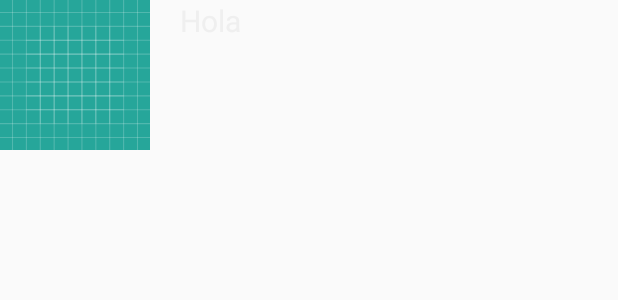
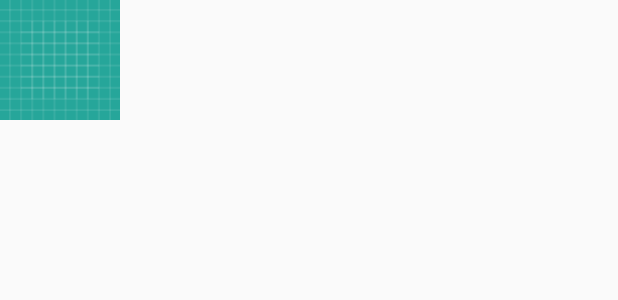
Before and after one commit to MKiperszmid/Spectrum, an Android app: the layout celda_cancion_resultado_buscador.xml on its own in the app's theme, with its tools: preview values and no code run, on a phone screen of 412 x 824 dp. Shown: the top 300 px of the screen. Run offline under Robolectric (Android 15) with nearby library versions, the phone set to English and light mode, and no system bars; Roboto replaces fonts that are not available here.

Commit message:
Mejora al buscador

```diff
--- a/Musica/app/src/main/java/com/example/dh/tpmusicagrupo3/View/Adapters/AdapterSearchCancionResult.java
+++ b/Musica/app/src/main/java/com/example/dh/tpmusicagrupo3/View/Adapters/AdapterSearchCancionResult.java
@@ -51,15 +51,19 @@ public class AdapterSearchCancionResult extends RecyclerView.Adapter{
 
         private ImageView image;
         private TextView title;
+        private TextView artist;
+
 
         public SearchCancionResultViewHolder(View itemView) {
             super(itemView);
             image = itemView.findViewById(R.id.celdaImagenCancionBusqueda);
             title = itemView.findViewById(R.id.celdaTituloCancionBusqueda);
+            artist = itemView.findViewById(R.id.celdaArtistaCancionBusqueda);
         }
 
         public void bindTrack(Track track) {
             title.setText(track.getTitle_short());
+            artist.setText(track.getArtist().getName());
             GlideController.loadImageFade(itemView, track.getAlbum().getCover_medium(), image);
         }
     }
--- a/Musica/app/src/main/res/layout/celda_cancion_resultado_buscador.xml
+++ b/Musica/app/src/main/res/layout/celda_cancion_resultado_buscador.xml
@@ -2,20 +2,38 @@
 <LinearLayout
     xmlns:android="http://schemas.android.com/apk/res/android" android:layout_width="match_parent"
     android:layout_height="wrap_content"
-    android:orientation="horizontal">
+    android:orientation="horizontal"
+    android:layout_marginBottom="10dp">
 
     <ImageView
         android:id="@+id/celdaImagenCancionBusqueda"
-        android:layout_width="100dp"
-        android:layout_height="100dp"
+        android:layout_width="80dp"
+        android:layout_height="80dp"
         android:src="@drawable/ic_launcher_background"
         android:layout_marginRight="20dp"/>
-    <TextView
-        android:id="@+id/celdaTituloCancionBusqueda"
+
+    <LinearLayout
         android:layout_width="match_parent"
         android:layout_height="wrap_content"
-        android:text="Hola"
-        android:textColor="@color/colorWhite"
-        android:textSize="20dp"/>
+        android:orientation="vertical">
+        <TextView
+            android:id="@+id/celdaTituloCancionBusqueda"
+            android:layout_width="match_parent"
+            android:layout_height="wrap_content"
+            android:fontFamily="@font/montserrat"
+            android:textColor="@color/colorWhite"
+            android:textSize="20dp"
+            android:layout_marginBottom="8dp"/>
+
+        <TextView
+            android:id="@+id/celdaArtistaCancionBusqueda"
+            android:layout_width="match_parent"
+            android:layout_height="wrap_content"
+            android:fontFamily="@font/montserrat"
+            android:textColor="@color/colorWhite"
+            android:alpha="0.5"
+            android:textSize="15dp" />
+    </LinearLayout>
+
 
 </LinearLayout>
```
Also changed, not shown: Musica/app/src/main/res/layout/fragment_buscar.xml (+22 -8 lines).
